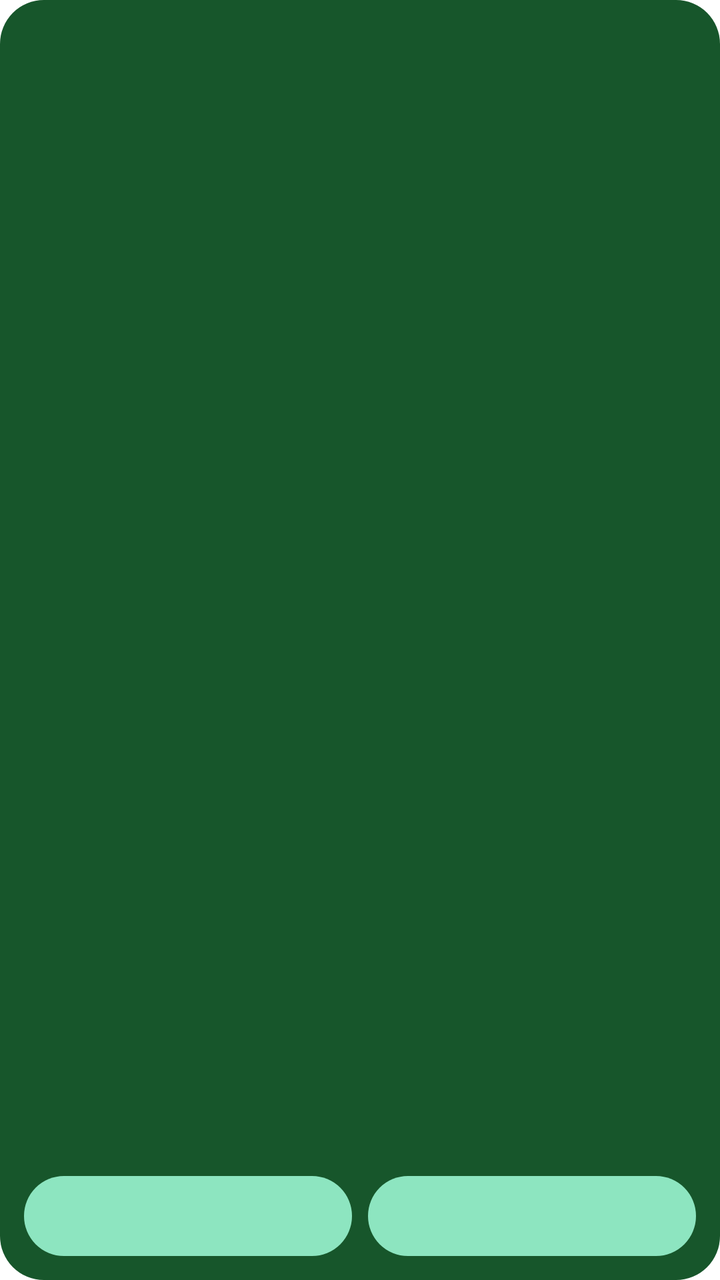
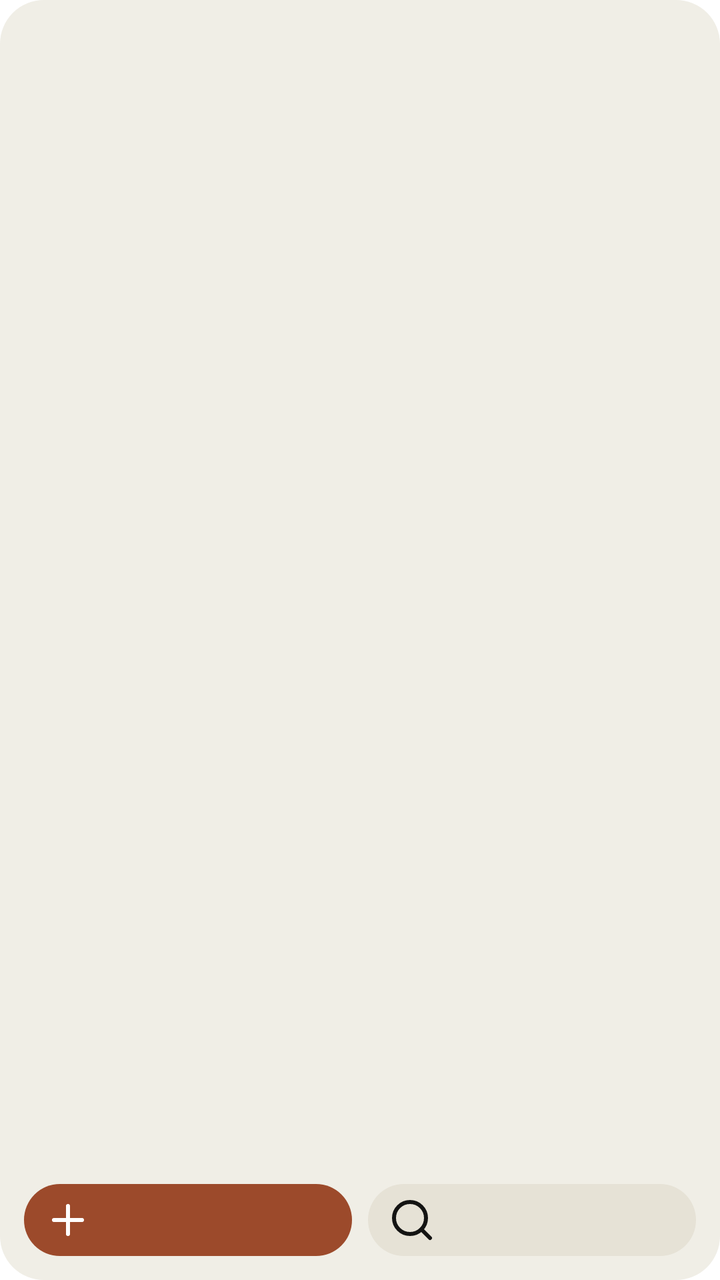

The first picture is an Android layout as it rendered before a commit; the second is the same layout after the commit. The layout source and the unified diff follow.
<!-- AndroidManifest.xml: fallback theme Theme.MaterialComponents.DayNight.NoActionBar -->
<!-- res/layout/today_widget.xml -->
<?xml version="1.0" encoding="utf-8"?>
<LinearLayout xmlns:android="http://schemas.android.com/apk/res/android"
    android:id="@+id/widget_root"
    android:layout_width="match_parent"
    android:layout_height="match_parent"
    android:orientation="vertical"
    android:padding="12dp"
    android:background="@drawable/widget_background">

    <TextView
        android:id="@+id/widget_title"
        android:layout_width="match_parent"
        android:layout_height="wrap_content"
        android:textColor="@color/widget_title"
        android:textSize="16sp"
        android:textStyle="bold" />

    <TextView
        android:id="@+id/widget_lines"
        android:layout_width="match_parent"
        android:layout_height="0dp"
        android:layout_weight="1"
        android:layout_marginTop="6dp"
        android:textColor="@color/widget_subtitle"
        android:textSize="13sp"
        android:maxLines="4"
        android:ellipsize="end" />

    <LinearLayout
        android:layout_width="match_parent"
        android:layout_height="wrap_content"
        android:orientation="horizontal">

        <TextView
            android:id="@+id/widget_add"
            android:layout_width="0dp"
            android:layout_height="40dp"
            android:layout_weight="1"
            android:gravity="center"
            android:background="@drawable/widget_button"
            android:textColor="@color/widget_button_text"
            android:textStyle="bold"
            android:textSize="13sp" />

        <TextView
            android:id="@+id/widget_search"
            android:layout_width="0dp"
            android:layout_height="40dp"
            android:layout_weight="1"
            android:layout_marginStart="8dp"
            android:gravity="center"
            android:background="@drawable/widget_button"
            android:textColor="@color/widget_button_text"
            android:textStyle="bold"
            android:textSize="13sp" />
    </LinearLayout>
</LinearLayout>
<!-- resources referenced by this layout -->
<resources>
  <color name="widget_button_text">#0F3A1F</color>
  <color name="widget_subtitle">#E3F5EA</color>
  <color name="widget_title">#FFFFFF</color>
  <!-- drawable widget_background (drawable) -->
  <?xml version="1.0" encoding="utf-8"?>
  <shape xmlns:android="http://schemas.android.com/apk/res/android" android:shape="rectangle">
      <solid android:color="@color/widget_bg" />
      <corners android:radius="22dp" />
  </shape>
  <!-- drawable widget_button (drawable) -->
  <?xml version="1.0" encoding="utf-8"?>
  <shape xmlns:android="http://schemas.android.com/apk/res/android" android:shape="rectangle">
      <solid android:color="@color/widget_button_bg" />
      <corners android:radius="20dp" />
  </shape>
  <color name="widget_bg">#17562B</color>
  <color name="widget_button_bg">#8DE5C0</color>
</resources>

<!-- the commit's change to res/layout/today_widget.xml (unified diff, before → after) -->
@@ -5,24 +5,28 @@
     android:layout_height="match_parent"
     android:orientation="vertical"
     android:padding="12dp"
-    android:background="@drawable/widget_background">
+    android:background="@drawable/targets_widget_background">
 
     <TextView
         android:id="@+id/widget_title"
         android:layout_width="match_parent"
         android:layout_height="wrap_content"
-        android:textColor="@color/widget_title"
+        android:textColor="@color/tw_ink"
         android:textSize="16sp"
-        android:textStyle="bold" />
+        android:textStyle="bold"
+        android:textAlignment="viewStart"
+        android:textDirection="anyRtl" />
 
     <TextView
         android:id="@+id/widget_lines"
         android:layout_width="match_parent"
         android:layout_height="0dp"
         android:layout_weight="1"
-        android:layout_marginTop="6dp"
-        android:textColor="@color/widget_subtitle"
+        android:layout_marginTop="4dp"
+        android:textColor="@color/tw_ink"
         android:textSize="13sp"
+        android:textAlignment="viewStart"
+        android:textDirection="anyRtl"
         android:maxLines="4"
         android:ellipsize="end" />
 
@@ -34,24 +38,36 @@
         <TextView
             android:id="@+id/widget_add"
             android:layout_width="0dp"
-            android:layout_height="40dp"
+            android:layout_height="36dp"
             android:layout_weight="1"
             android:gravity="center"
-            android:background="@drawable/widget_button"
-            android:textColor="@color/widget_button_text"
+            android:background="@drawable/tw_pill_primary"
+            android:drawableStart="@drawable/ic_w_plus"
+            android:drawableTint="@color/tw_on_primary"
+            android:drawablePadding="6dp"
+            android:paddingStart="10dp"
+            android:paddingEnd="10dp"
+            android:textColor="@color/tw_on_primary"
             android:textStyle="bold"
-            android:textSize="13sp" />
+            android:textSize="13sp"
+            android:maxLines="1" />
 
         <TextView
             android:id="@+id/widget_search"
             android:layout_width="0dp"
-            android:layout_height="40dp"
+            android:layout_height="36dp"
             android:layout_weight="1"
             android:layout_marginStart="8dp"
             android:gravity="center"
-            android:background="@drawable/widget_button"
-            android:textColor="@color/widget_button_text"
+            android:background="@drawable/tw_pill_surface"
+            android:drawableStart="@drawable/ic_w_search"
+            android:drawableTint="@color/tw_ink"
+            android:drawablePadding="6dp"
+            android:paddingStart="10dp"
+            android:paddingEnd="10dp"
+            android:textColor="@color/tw_ink"
             android:textStyle="bold"
-            android:textSize="13sp" />
+            android:textSize="13sp"
+            android:maxLines="1" />
     </LinearLayout>
 </LinearLayout>
<!-- resource entries referenced after the edit -->
@@ -1,21 +1,48 @@
 <!-- resources referenced by this layout -->
 <resources>
-  <color name="widget_button_text">#0F3A1F</color>
-  <color name="widget_subtitle">#E3F5EA</color>
-  <color name="widget_title">#FFFFFF</color>
-  <!-- drawable widget_background (drawable) -->
+  <color name="tw_ink">#141413</color>
+  <color name="tw_on_primary">#FFFFFF</color>
+  <!-- drawable ic_w_plus (drawable) -->
+  <?xml version="1.0" encoding="utf-8"?>
+  <vector xmlns:android="http://schemas.android.com/apk/res/android"
+      android:width="24dp"
+      android:height="24dp"
+      android:viewportWidth="24"
+      android:viewportHeight="24"
+      android:autoMirrored="false">
+      <path android:pathData="M12 5v14M5 12h14" android:strokeColor="#FFFFFF" android:strokeWidth="2" android:strokeLineCap="round" android:strokeLineJoin="round" />
+  </vector>
+  <!-- drawable ic_w_search (drawable) -->
+  <?xml version="1.0" encoding="utf-8"?>
+  <vector xmlns:android="http://schemas.android.com/apk/res/android"
+      android:width="24dp"
+      android:height="24dp"
+      android:viewportWidth="24"
+      android:viewportHeight="24"
+      android:autoMirrored="false">
+      <path android:pathData="M11 19a8 8 0 1 0 0-16 8 8 0 0 0 0 16z" android:strokeColor="#FFFFFF" android:strokeWidth="2" android:strokeLineCap="round" android:strokeLineJoin="round" />
+      <path android:pathData="M21 21l-4.3-4.3" android:strokeColor="#FFFFFF" android:strokeWidth="2" android:strokeLineCap="round" android:strokeLineJoin="round" />
+  </vector>
+  <!-- drawable targets_widget_background (drawable) -->
   <?xml version="1.0" encoding="utf-8"?>
   <shape xmlns:android="http://schemas.android.com/apk/res/android" android:shape="rectangle">
-      <solid android:color="@color/widget_bg" />
+      <solid android:color="@color/tw_bg" />
       <corners android:radius="22dp" />
   </shape>
-  <!-- drawable widget_button (drawable) -->
+  <!-- drawable tw_pill_primary (drawable) -->
   <?xml version="1.0" encoding="utf-8"?>
   <shape xmlns:android="http://schemas.android.com/apk/res/android" android:shape="rectangle">
-      <solid android:color="@color/widget_button_bg" />
-      <corners android:radius="20dp" />
+      <solid android:color="@color/tw_primary" />
+      <corners android:radius="18dp" />
   </shape>
-  <color name="widget_bg">#17562B</color>
-  <color name="widget_button_bg">#8DE5C0</color>
+  <!-- drawable tw_pill_surface (drawable) -->
+  <?xml version="1.0" encoding="utf-8"?>
+  <shape xmlns:android="http://schemas.android.com/apk/res/android" android:shape="rectangle">
+      <solid android:color="@color/tw_surface" />
+      <corners android:radius="18dp" />
+  </shape>
+  <color name="tw_bg">#F0EEE6</color>
+  <color name="tw_primary">#9C4A2B</color>
+  <color name="tw_surface">#E6E2D6</color>
 </resources>
 
